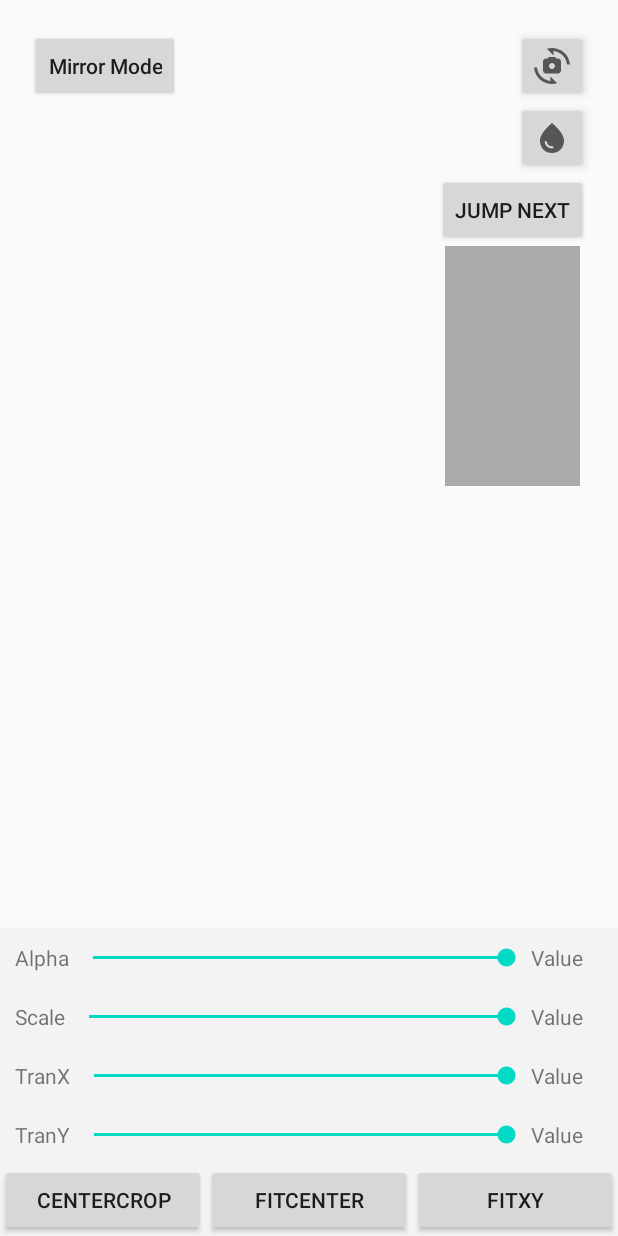
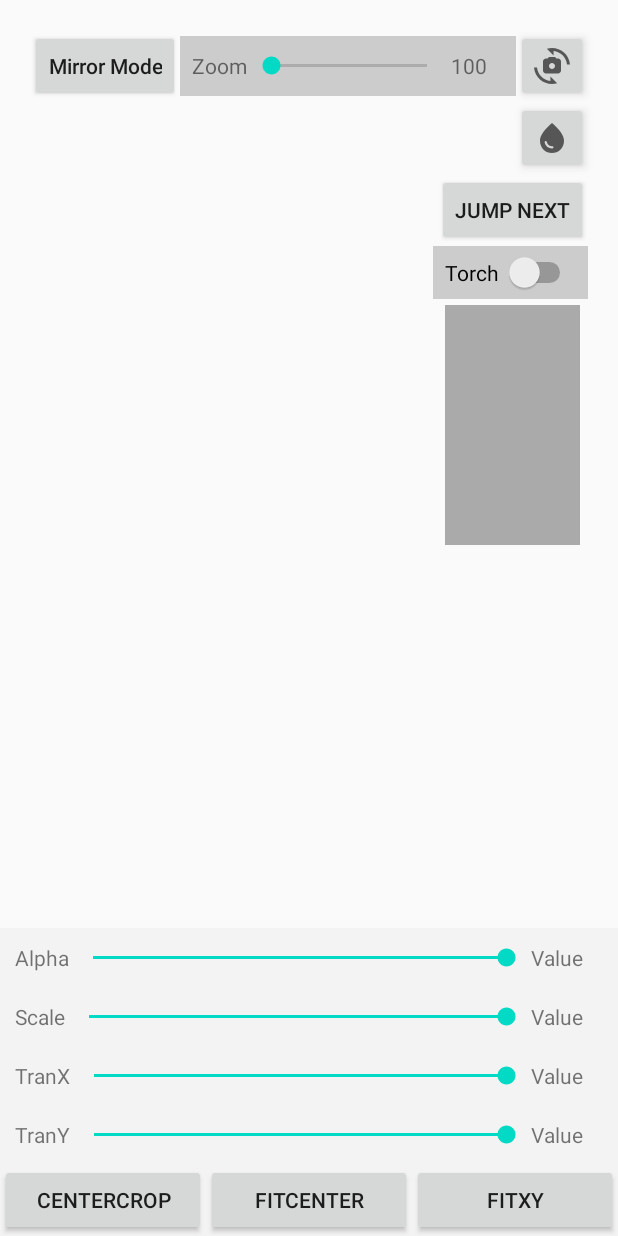
Before and after one commit to AgoraIO-Community/MediaIO-Camera, an Android app: the layout activity_main.xml on its own in the app's theme, with its tools: preview values and no code run, on a phone screen of 412 x 824 dp. Run offline under Robolectric (Android 15) with nearby library versions, the phone set to English and light mode, and no system bars.

Commit message:
[Android]add zoom api and torch api.

```diff
--- a/Android/app/src/main/AndroidManifest.xml
+++ b/Android/app/src/main/AndroidManifest.xml
@@ -4,7 +4,10 @@
     package="io.agora.videocapture">
 
     <uses-permission android:name="android.permission.CAMERA" />
+    <uses-permission android:name="android.permission.FLASHLIGHT" />
     <uses-permission android:name="android.permission.READ_EXTERNAL_STORAGE"/>
+
+    <uses-feature android:name="android.hardware.camera.autofocus"/>
 
     <application
         android:icon="@mipmap/ic_launcher"
--- a/Android/app/src/main/res/layout/activity_main.xml
+++ b/Android/app/src/main/res/layout/activity_main.xml
@@ -14,7 +14,7 @@
         android:id="@+id/small_video_layout"
         android:layout_width="90dp"
         android:layout_height="160dp"
-        android:layout_below="@+id/btn_jump_next"
+        android:layout_below="@+id/switch_torch"
         android:layout_alignParentEnd="true"
         android:layout_marginEnd="25dp"
         android:background="@android:color/darker_gray" />
@@ -31,6 +31,40 @@
         android:onClick="onCameraChange"
         android:padding="12dp"
         android:src="@drawable/ic_switch_camera" />
+
+    <LinearLayout
+        android:id="@+id/ll_zoom"
+        android:layout_width="wrap_content"
+        android:layout_height="wrap_content"
+        android:layout_alignTop="@id/switch_camera"
+        android:layout_alignBottom="@id/switch_camera"
+        android:layout_centerInParent="true"
+        android:layout_toStartOf="@id/switch_camera"
+        android:layout_toEndOf="@+id/mirror_button"
+        android:background="#cccccc"
+        android:layout_marginVertical="4dp"
+        android:gravity="center_vertical"
+        android:paddingHorizontal="8dp">
+
+        <TextView
+            android:layout_width="wrap_content"
+            android:layout_height="wrap_content"
+            android:text="Zoom" />
+
+        <SeekBar
+            android:id="@+id/seek_zoom"
+            android:layout_width="0dp"
+            android:layout_height="wrap_content"
+            android:layout_weight="1" />
+
+        <TextView
+            android:id="@+id/tv_zoom_value"
+            android:layout_width="35dp"
+            android:layout_height="wrap_content"
+            android:lines="1"
+            android:text="100" />
+
+    </LinearLayout>
 
     <Button
         android:id="@+id/mirror_button"
@@ -63,6 +97,17 @@
         android:layout_alignEnd="@id/btn_watermark"
         android:onClick="jumpNext"
         android:text="Jump Next" />
+
+    <Switch
+        android:id="@+id/switch_torch"
+        android:layout_width="wrap_content"
+        android:layout_height="wrap_content"
+        android:layout_below="@+id/btn_jump_next"
+        android:layout_alignEnd="@id/btn_jump_next"
+        android:layout_marginBottom="4dp"
+        android:background="#cccccc"
+        android:padding="8dp"
+        android:text="Torch " />
 
 
     <LinearLayout
```
Also changed, not shown: Android/app/src/main/java/io/agora/videocapture/MainActivity.java (+47 -0 lines), Android/framework/src/main/java/io/agora/capture/video/camera/CameraVideoChannel.java (+34 -0 lines), Android/framework/src/main/java/io/agora/capture/video/camera/CameraVideoManager.java (+39 -0 lines), Android/framework/src/main/java/io/agora/capture/video/camera/VideoCapture.java (+11 -0 lines), Android/framework/src/main/java/io/agora/capture/video/camera/VideoCaptureCamera.java (+154 -0 lines), Android/framework/src/main/java/io/agora/capture/video/camera/VideoCaptureCamera2.java (+25 -0 lines).
